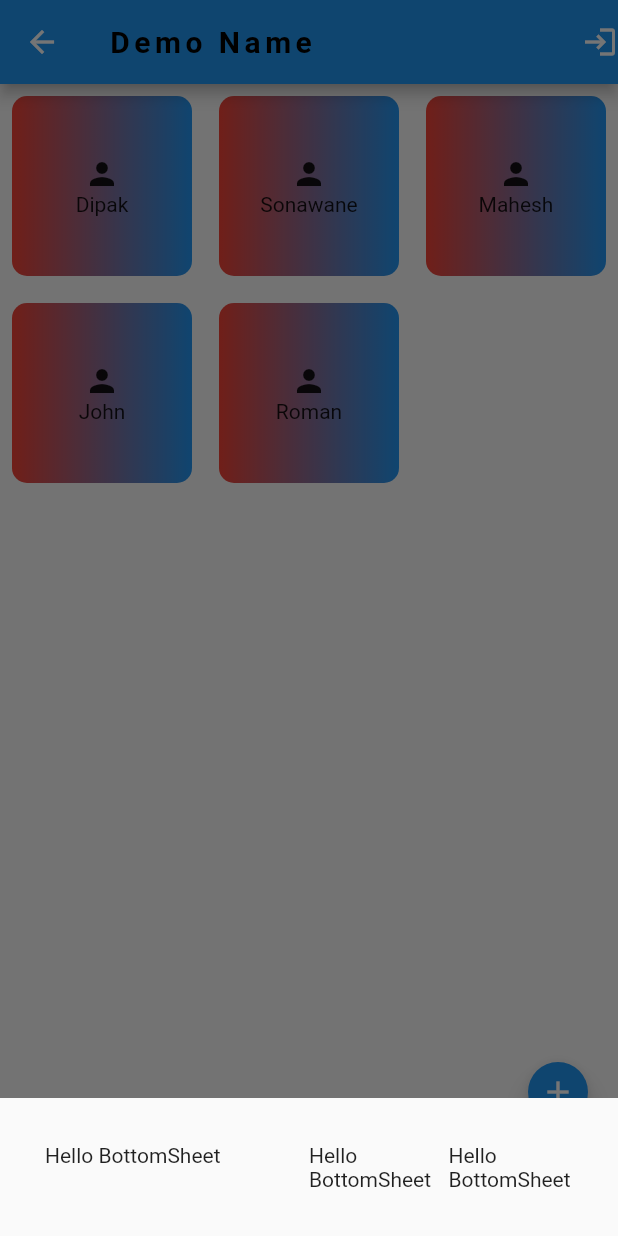
After one commit to d2square/flutterdemo, a Flutter app: the NameList screen opened directly, after a tap on the "add" icon, on a phone screen of 412 x 824 dp. The commit adds this screen. Run offline on Flutter 3.47's test engine with Material 2 defaults, Android fonts, the phone set to English and light mode, and no system bars; our stand-ins replace animated_text_kit, connectivity_plus, dio, get; missing offline and left inert: dart:ffi; network calls fail.

Commit message:
grid added

```diff
--- /dev/null
+++ b/lib/home_page/presentation/grid_view.dart
@@ -0,0 +1,131 @@
+
+import 'package:flutter/material.dart';
+
+///state is not available
+class NameList extends StatelessWidget {
+  NameList({Key? key}) : super(key: key);
+  List<Color> color = [
+    Colors.red,
+    Colors.green,
+    Colors.pink,
+    Colors.blue,
+    Colors.orange
+  ];
+  List<String> strData=["Dipak","Sonawane","Mahesh","John","Roman"];
+
+  void shoBottom(BuildContext context) {
+    showModalBottomSheet(
+        context: context,
+        builder: (BuildContext c) {
+          return Padding(
+            padding: EdgeInsets.symmetric(vertical: 30, horizontal: 30),
+            child: Row(
+              crossAxisAlignment: CrossAxisAlignment.start,
+              mainAxisAlignment: MainAxisAlignment.spaceBetween,
+              children: [
+                //  Image(image: AssetImage("")),
+                Expanded(flex: 2, child: Text("Hello BottomSheet")),
+                SizedBox(
+                  width: 10,
+                ),
+                Expanded(flex: 1, child: Text("Hello BottomSheet")),
+                SizedBox(
+                  width: 10,
+                ),
+                Expanded(flex: 1, child: Text("Hello BottomSheet")),
+              ],
+            ),
+          );
+        });
+  }
+
+  @override
+  Widget build(BuildContext context) {
+    return Scaffold(
+      appBar: AppBar(
+        leading: const Icon(Icons.arrow_back),
+        title: const Text(
+          "Demo Name",
+          style: TextStyle(
+              locale: Locale('en'),
+              fontSize: 20,
+              letterSpacing: 3,
+              color: Colors.black,
+              fontWeight: FontWeight.bold),
+        ),
+        backgroundColor: Colors.blue,
+        actions: [Icon(Icons.login)],
+      ),
+      bottomNavigationBar: BottomNavigationBar(
+        items: const <BottomNavigationBarItem>[
+          BottomNavigationBarItem(icon: Icon(Icons.home), label: "Home"),
+          BottomNavigationBarItem(icon: Icon(Icons.history), label: "History")
+        ],
+      ),
+      floatingActionButton: FloatingActionButton.small(
+          child: Icon(Icons.add),
+          onPressed: () {
+            shoBottom(context);
+          }),
+      body: SafeArea(
+        child: SingleChildScrollView(
+          child: Column(
+            mainAxisAlignment: MainAxisAlignment.start,
+            crossAxisAlignment: CrossAxisAlignment.start,
+            children: [
+              GridView.count(
+                  crossAxisCount: 3,
+                  shrinkWrap: true,
+                  crossAxisSpacing: 2.0,
+                  mainAxisSpacing: 2.0,
+                  children: List.generate(strData.length, (index) {
+                    return Padding(
+                      padding: const EdgeInsets.all(8.0),
+                      child: Container(
+                          padding: EdgeInsets.all(10),
+                          decoration: BoxDecoration(
+                              color: color[index],
+                              gradient: LinearGradient(
+                                  end: Alignment.centerLeft,
+                                  begin: Alignment.centerRight, colors: [
+                                Colors.blue,
+                                Colors.red,
+
+                              ]
+
+                              ),
+                              borderRadius:
+                              BorderRadius.all(Radius.circular(10))),
+                          height: 40,
+                          width: 40,
+                          child: Center(
+                              child: Column(
+                                mainAxisAlignment: MainAxisAlignment.center,
+                                children: [
+                                  Icon(Icons.person),
+                                  Text(strData[index]),
+                                ],
+                              ))),
+                    );
+                  })),
+            ],
+          ),
+        ),
+      ),
+    );
+  }
+}
+
+var dummyPersonList = List<Person>.generate(20, (i) {
+  return Person(
+    name: 'John Doe',
+    avatarUrl: 'http://somewebsite.com/dummy_avatar.jpg',
+  );
+});
+
+class Person {
+  final String? name;
+  final String? avatarUrl;
+
+  Person({this.name, this.avatarUrl});
+}
```
Also changed, not shown: lib/main.dart (+21 -0 lines), lib/network/api_call.dart (+35 -4 lines), lib/network/binding/network_binding.dart (added, +10 -0 lines), lib/network/dio_connectivity_request.dart (added, +33 -0 lines), lib/network/network_controller.dart (added, +60 -0 lines), lib/network/retry_interceptor.dart (added, +29 -0 lines), 4 other files.
